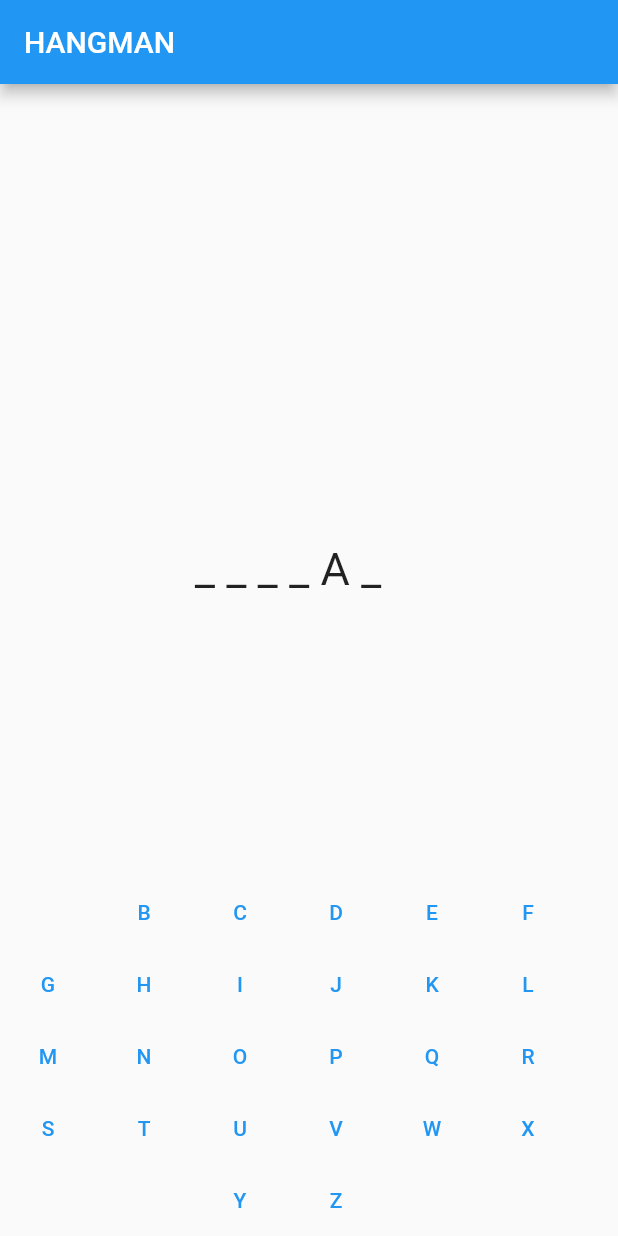
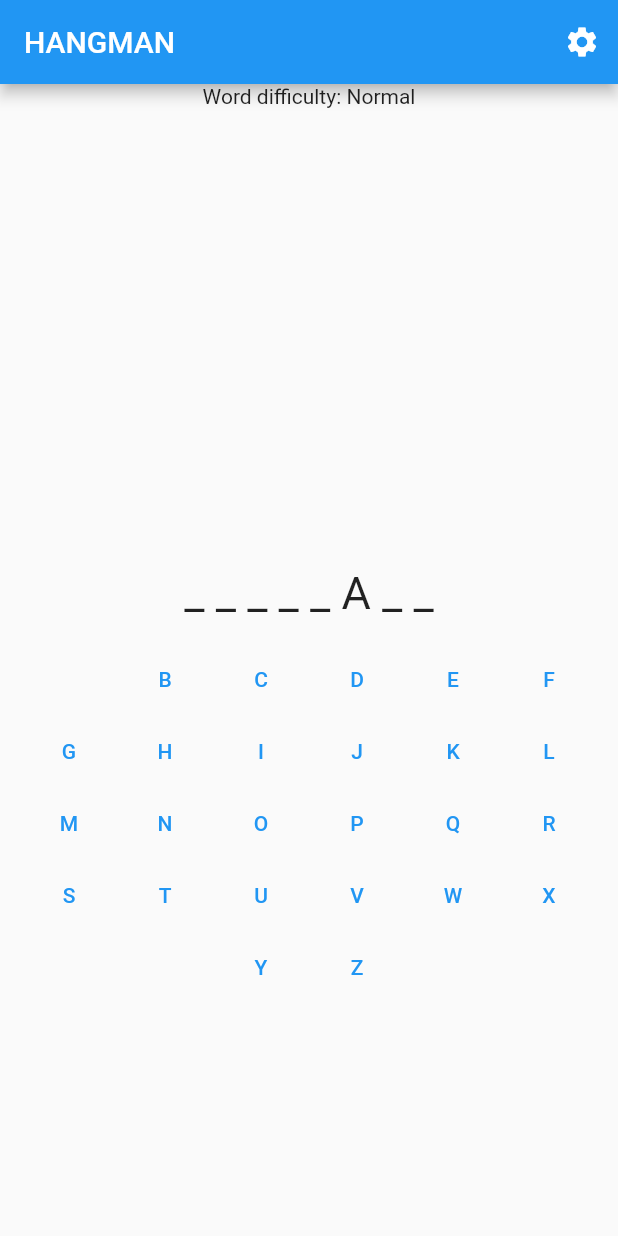
Before and after one commit to reyntv/hangman, a Flutter app: the screen it shows after launch, after a tap on an icon or button, on a phone screen of 412 x 824 dp. Run offline on Flutter 3.47's test engine with Material 2 defaults, Android fonts, the phone set to English and light mode, and no system bars.

Commit message:
Difficulty setting, play again

```diff
--- a/lib/backend/game.dart
+++ b/lib/backend/game.dart
@@ -4,26 +4,23 @@ import 'wordhandler.dart';
 import 'wordbank.dart';
 import 'words/normal.dart';
 import 'words/hard.dart';
+import 'settings.dart';
 
-//TODO: remove print calls
 class Game with ChangeNotifier {
   int incorrectGuesses = 0;
   int numberOfAllowedGuesses;
-  String difficultyAnswer = '';
   String currentWord;
   Wordhandler wordhandler;
+  Wordbank wordbank;
   Inputhandler inputhandler = Inputhandler();
-  Wordbank wordbank;
+  Settings settings = Settings();
 
   Game() {
     initializeGame();
   }
 
   void initializeGame() {
-    //TODO: Get difficulty through flutter UI
-
-    //temp hardcoded inputs
-    wordbank = Wordbank(hardWords);
+    wordbank = Wordbank(normalWords);
     numberOfAllowedGuesses = 11;
 
     currentWord = wordbank.getWord();
@@ -39,31 +36,17 @@ class Game with ChangeNotifier {
       }
 
       inputhandler.availableCharacters.remove(guess);
-
-      //TODO: rework playing again when handled in flutter
-      if (hasWon()) {
-        print('You won!');
-      }
-
-      if (hasLost()) {
-        print('You lost!');
-      }
-
-      if (hasWon() || hasLost()) {
-        reset();
-      } else {
-        notifyListeners();
-      }
+      notifyListeners();
     }
   }
 
   void reset() {
+    //TODO: Handle finished wordbank in flutter UI
     if (wordbank.words.isEmpty) {
       print('''You finished all the words in this difficulty!
           Wordbank will be reset.''');
 
-      //temp hardcoded inputs
-      wordbank = Wordbank(hardWords);
+      wordbank = Wordbank(normalWords);
     }
     incorrectGuesses = 0;
     wordhandler.reset();
@@ -71,6 +54,11 @@ class Game with ChangeNotifier {
     currentWord = wordbank.getWord();
     wordhandler = Wordhandler(currentWord);
     notifyListeners();
+  }
+
+  void settingsChanged() {
+    wordbank = settings.hardWords ? Wordbank(hardWords) : Wordbank(normalWords);
+    reset();
   }
 
   void handleWrongGuess(String guess) {
--- /dev/null
+++ b/lib/backend/settings.dart
@@ -0,0 +1,7 @@
+class Settings {
+  bool hardWords;
+
+  Settings() {
+    hardWords = false;
+  }
+}
--- a/lib/screens/gamescreen.dart
+++ b/lib/screens/gamescreen.dart
@@ -1,11 +1,10 @@
 import 'package:flutter/material.dart';
+import 'package:flutter/widgets.dart';
 import 'package:hangman/backend/game.dart';
 import 'package:hangman/widgets/widgets.dart';
 import 'package:provider/provider.dart';
 
-//TODO: Show incorrect guesses.
-//TODO: Difficulty selection in UI.
-//TODO: Play again widget.
+import 'screens.dart';
 
 class GameScreen extends StatelessWidget {
   @override
@@ -14,23 +13,30 @@ class GameScreen extends StatelessWidget {
     return Scaffold(
       appBar: AppBar(
         title: Text('HANGMAN'),
+        actions: <Widget>[
+          IconButton(
+              icon: Icon(Icons.settings),
+              onPressed: () {
+                Navigator.push(
+                    context,
+                    MaterialPageRoute(
+                      builder: (context) => SettingsScreen(),
+                    ));
+              }),
+        ],
       ),
-      body: SafeArea(
+      body: Center(
         child: Column(
           children: <Widget>[
+            Text(
+              'Word difficulty: ${game.settings.hardWords ? 'Hard' : 'Normal'}',
+            ),
             HangingProgressDrawing(),
-            Expanded(
-              child: Text(
-                game.wordhandler.display().toUpperCase(),
-                style: TextStyle(
-                  fontSize: 30.0,
-                ),
-              ),
-            ),
-            Text(game.inputhandler.wronglyGuessedCharacters.isEmpty
-                ? ''
-                : 'Incorrect guesses: ${game.inputhandler.displayWrongGuesses()}'),
-            Column(children: <Widget>[CharacterMap()]),
+            WordProgress(),
+            IncorrectGuesses(),
+            game.hasLost() || game.hasWon()
+                ? TextButton(onPressed: game.reset, child: Text('Play again'))
+                : CharacterMap(),
           ],
         ),
       ),
--- a/lib/screens/screens.dart
+++ b/lib/screens/screens.dart
@@ -1 +1,2 @@
 export 'gamescreen.dart';
+export 'settings_screen.dart';
--- a/lib/widgets/character_map.dart
+++ b/lib/widgets/character_map.dart
@@ -8,9 +8,11 @@ class CharacterMap extends StatelessWidget {
   @override
   Widget build(BuildContext context) {
     Game game = Provider.of<Game>(context);
-    return Wrap(
-      alignment: WrapAlignment.center,
-      children: generateCharacters(game),
+    return Expanded(
+      child: Wrap(
+        alignment: WrapAlignment.center,
+        children: generateCharacters(game),
+      ),
     );
   }
 
--- /dev/null
+++ b/lib/widgets/incorrect_guesses.dart
@@ -0,0 +1,13 @@
+import 'package:flutter/material.dart';
+import 'package:hangman/backend/game.dart';
+import 'package:provider/provider.dart';
+
+class IncorrectGuesses extends StatelessWidget {
+  @override
+  Widget build(BuildContext context) {
+    Game game = Provider.of<Game>(context);
+    return Text(game.inputhandler.wronglyGuessedCharacters.isEmpty
+        ? ''
+        : 'Incorrect guesses: ${game.inputhandler.displayWrongGuesses()}');
+  }
+}
--- a/lib/widgets/widgets.dart
+++ b/lib/widgets/widgets.dart
@@ -1,3 +1,5 @@
 export 'character_input.dart';
 export 'character_map.dart';
 export 'hanging_progress_drawing.dart';
+export 'word_progress.dart';
+export 'incorrect_guesses.dart';
--- /dev/null
+++ b/lib/widgets/word_progress.dart
@@ -0,0 +1,16 @@
+import 'package:flutter/material.dart';
+import 'package:hangman/backend/game.dart';
+import 'package:provider/provider.dart';
+
+class WordProgress extends StatelessWidget {
+  @override
+  Widget build(BuildContext context) {
+    Game game = Provider.of<Game>(context);
+    return Text(
+      game.wordhandler.display().toUpperCase(),
+      style: TextStyle(
+        fontSize: 30.0,
+      ),
+    );
+  }
+}
```
Also changed, not shown: lib/screens/settings_screen.dart (added, +24 -0 lines).
